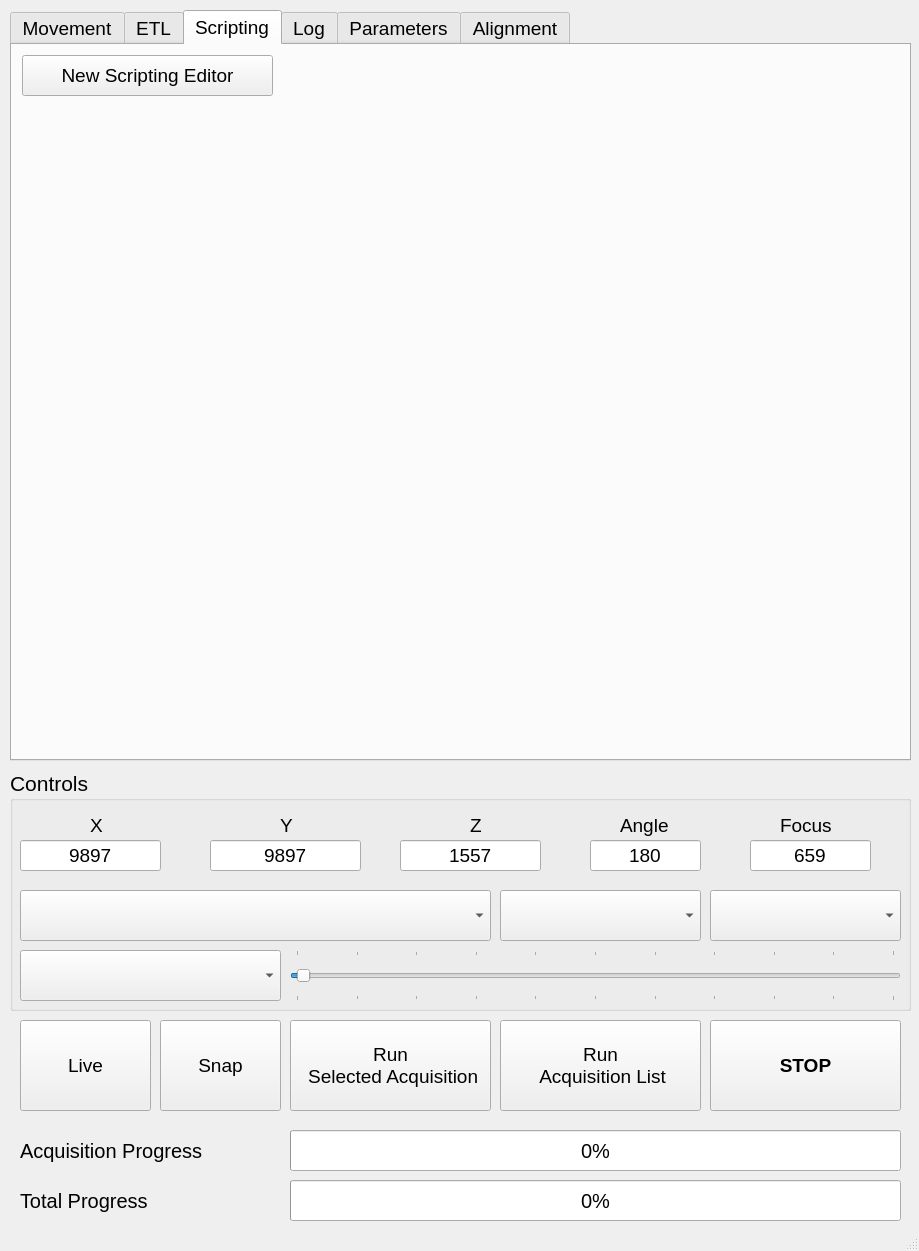
Qt form mesoSPIM/gui/mesoSPIM_MainWindow.ui (mesoSPIM/mesoSPIM-control) before a commit.
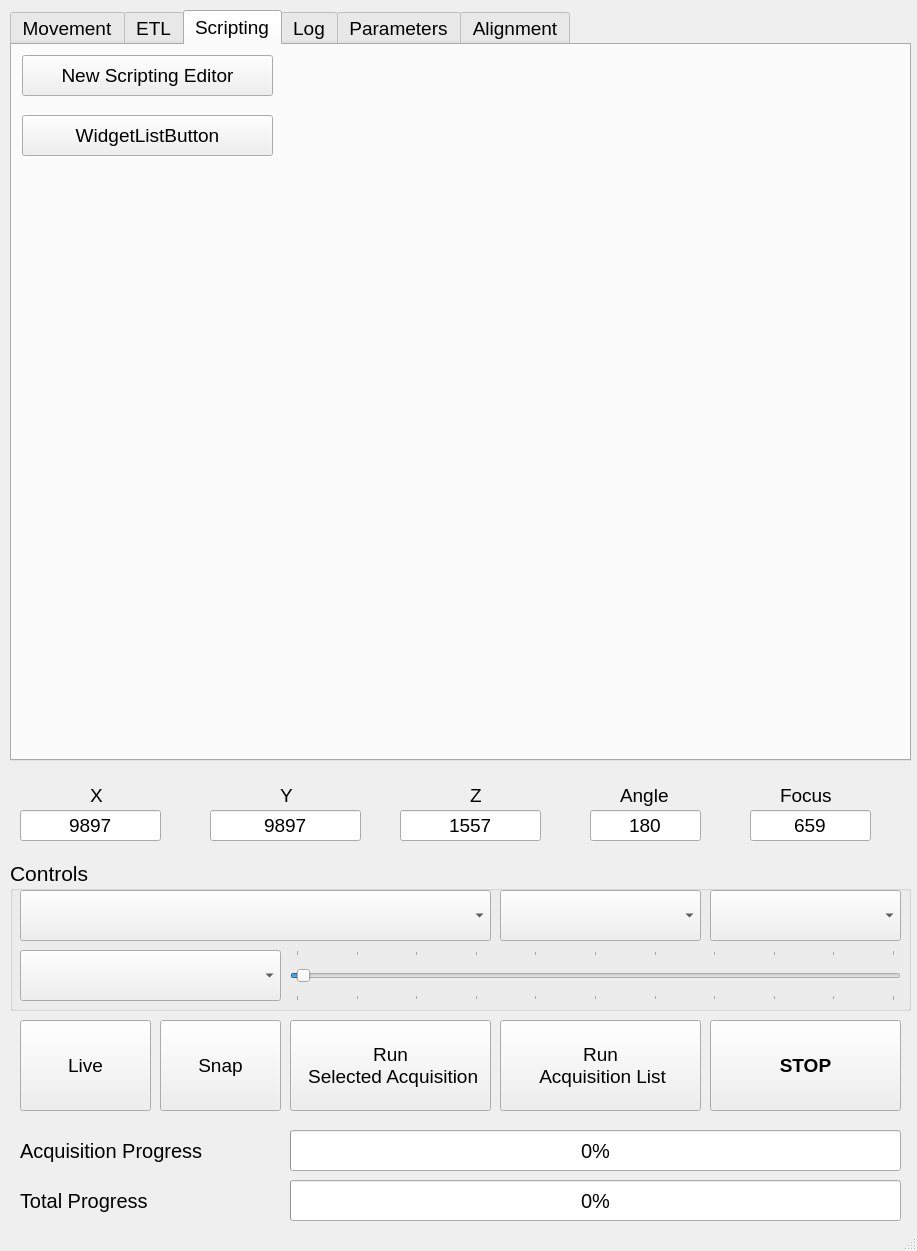
The same form after that commit. The open tabs and pages were chosen to show the change. Icons and pictures are not drawn.

Commit message: GUI update via Core for State changes enabled

```diff
--- a/mesoSPIM/gui/mesoSPIM_MainWindow.ui
+++ b/mesoSPIM/gui/mesoSPIM_MainWindow.ui
@@ -6,7 +6,7 @@
    <rect>
     <x>0</x>
     <y>0</y>
-    <width>919</width>
+    <width>917</width>
     <height>1251</height>
    </rect>
   </property>
@@ -17,7 +17,7 @@
    <property name="enabled">
     <bool>true</bool>
    </property>
-   <widget class="QTabWidget" name="tabWidget">
+   <widget class="QTabWidget" name="TabWidget">
     <property name="enabled">
      <bool>true</bool>
     </property>
@@ -43,7 +43,7 @@
     <property name="currentIndex">
      <number>0</number>
     </property>
-    <widget class="QWidget" name="tab">
+    <widget class="QWidget" name="MovementTabWidget">
      <attribute name="title">
       <string>Movement</string>
      </attribute>
@@ -817,7 +817,7 @@
       </property>
      </widget>
     </widget>
-    <widget class="QWidget" name="tab_3">
+    <widget class="QWidget" name="ETLTabWidget">
      <attribute name="title">
       <string>ETL</string>
      </attribute>
@@ -1162,7 +1162,7 @@
       </property>
      </widget>
     </widget>
-    <widget class="QWidget" name="tab_2">
+    <widget class="QWidget" name="ScriptingTabWidget">
      <attribute name="title">
       <string>Scripting</string>
      </attribute>
@@ -1188,13 +1188,35 @@
        <string>New Scripting Editor</string>
       </property>
      </widget>
+     <widget class="QPushButton" name="WidgetListPushButton">
+      <property name="enabled">
+       <bool>true</bool>
+      </property>
+      <property name="geometry">
+       <rect>
+        <x>10</x>
+        <y>70</y>
+        <width>251</width>
+        <height>41</height>
+       </rect>
+      </property>
+      <property name="font">
+       <font>
+        <weight>50</weight>
+        <bold>false</bold>
+       </font>
+      </property>
+      <property name="text">
+       <string>WidgetListButton</string>
+      </property>
+     </widget>
     </widget>
-    <widget class="QWidget" name="tab_4">
+    <widget class="QWidget" name="LogTabWidget">
      <attribute name="title">
       <string>Log</string>
      </attribute>
     </widget>
-    <widget class="QWidget" name="tab_7">
+    <widget class="QWidget" name="ParameterTabWidget">
      <attribute name="title">
       <string>Parameters</string>
      </attribute>
@@ -1277,7 +1299,7 @@
         <string>Line Interval</string>
        </property>
       </widget>
-      <widget class="QDoubleSpinBox" name="CameraExposureTimeSpinbox">
+      <widget class="QDoubleSpinBox" name="CameraExposureTimeSpinBox">
        <property name="enabled">
         <bool>true</bool>
        </property>
@@ -1305,7 +1327,7 @@
         <double>20.000000000000000</double>
        </property>
       </widget>
-      <widget class="QDoubleSpinBox" name="CameraLineIntervalSpinbox">
+      <widget class="QDoubleSpinBox" name="CameraLineIntervalSpinBox">
        <property name="enabled">
         <bool>true</bool>
        </property>
@@ -1800,7 +1822,7 @@
         <double>0.180000000000000</double>
        </property>
       </widget>
-      <widget class="QDoubleSpinBox" name="RightGalvoOffsetSpinbox">
+      <widget class="QDoubleSpinBox" name="RightGalvoOffsetSpinBox">
        <property name="enabled">
         <bool>true</bool>
        </property>
@@ -1828,7 +1850,7 @@
         <double>2.560000000000000</double>
        </property>
       </widget>
-      <widget class="QDoubleSpinBox" name="LeftGalvoOffsetSpinbox">
+      <widget class="QDoubleSpinBox" name="LeftGalvoOffsetSpinBox">
        <property name="enabled">
         <bool>true</bool>
        </property>
@@ -2284,7 +2306,7 @@
       </widget>
      </widget>
     </widget>
-    <widget class="QWidget" name="tab_6">
+    <widget class="QWidget" name="AlignmentTabWidget">
      <attribute name="title">
       <string>Alignment</string>
      </attribute>
@@ -2336,9 +2358,9 @@
     <property name="geometry">
      <rect>
       <x>10</x>
-      <y>770</y>
+      <y>860</y>
       <width>901</width>
-      <height>241</height>
+      <height>151</height>
      </rect>
     </property>
     <property name="sizePolicy">
@@ -2355,78 +2377,6 @@
     <property name="title">
      <string>Controls</string>
     </property>
-    <widget class="QLineEdit" name="Y_Position_Indicator">
-     <property name="geometry">
-      <rect>
-       <x>200</x>
-       <y>70</y>
-       <width>151</width>
-       <height>31</height>
-      </rect>
-     </property>
-     <property name="font">
-      <font>
-       <pointsize>14</pointsize>
-      </font>
-     </property>
-     <property name="accessibleName">
-      <string>X</string>
-     </property>
-     <property name="text">
-      <string>9897</string>
-     </property>
-     <property name="alignment">
-      <set>Qt::AlignCenter</set>
-     </property>
-     <property name="readOnly">
-      <bool>true</bool>
-     </property>
-    </widget>
-    <widget class="QLabel" name="label_3">
-     <property name="geometry">
-      <rect>
-       <x>80</x>
-       <y>40</y>
-       <width>16</width>
-       <height>31</height>
-      </rect>
-     </property>
-     <property name="font">
-      <font>
-       <pointsize>14</pointsize>
-      </font>
-     </property>
-     <property name="frameShape">
-      <enum>QFrame::NoFrame</enum>
-     </property>
-     <property name="frameShadow">
-      <enum>QFrame::Plain</enum>
-     </property>
-     <property name="lineWidth">
-      <number>0</number>
-     </property>
-     <property name="text">
-      <string>X</string>
-     </property>
-    </widget>
-    <widget class="QLabel" name="label_12">
-     <property name="geometry">
-      <rect>
-       <x>460</x>
-       <y>40</y>
-       <width>16</width>
-       <height>31</height>
-      </rect>
-     </property>
-     <property name="font">
-      <font>
-       <pointsize>14</pointsize>
-      </font>
-     </property>
-     <property name="text">
-      <string>Z </string>
-     </property>
-    </widget>
     <widget class="QComboBox" name="FilterComboBox">
      <property name="enabled">
       <bool>true</bool>
@@ -2434,7 +2384,7 @@
      <property name="geometry">
       <rect>
        <x>10</x>
-       <y>120</y>
+       <y>30</y>
        <width>471</width>
        <height>51</height>
       </rect>
@@ -2445,36 +2395,6 @@
       </font>
      </property>
     </widget>
-    <widget class="QLineEdit" name="Rotation_Position_Indicator">
-     <property name="enabled">
-      <bool>true</bool>
-     </property>
-     <property name="geometry">
-      <rect>
-       <x>580</x>
-       <y>70</y>
-       <width>111</width>
-       <height>31</height>
-      </rect>
-     </property>
-     <property name="font">
-      <font>
-       <pointsize>14</pointsize>
-      </font>
-     </property>
-     <property name="accessibleName">
-      <string>X</string>
-     </property>
-     <property name="text">
-      <string>180</string>
-     </property>
-     <property name="alignment">
-      <set>Qt::AlignCenter</set>
-     </property>
-     <property name="readOnly">
-      <bool>true</bool>
-     </property>
-    </widget>
     <widget class="QComboBox" name="LaserComboBox">
      <property name="enabled">
       <bool>true</bool>
@@ -2482,7 +2402,7 @@
      <property name="geometry">
       <rect>
        <x>10</x>
-       <y>180</y>
+       <y>90</y>
        <width>261</width>
        <height>51</height>
       </rect>
@@ -2500,7 +2420,7 @@
      <property name="geometry">
       <rect>
        <x>700</x>
-       <y>120</y>
+       <y>30</y>
        <width>191</width>
        <height>51</height>
       </rect>
@@ -2511,78 +2431,6 @@
       </font>
      </property>
     </widget>
-    <widget class="QLineEdit" name="X_Position_Indicator">
-     <property name="geometry">
-      <rect>
-       <x>10</x>
-       <y>70</y>
-       <width>141</width>
-       <height>31</height>
-      </rect>
-     </property>
-     <property name="font">
-      <font>
-       <pointsize>14</pointsize>
-      </font>
-     </property>
-     <property name="accessibleName">
-      <string>X</string>
-     </property>
-     <property name="text">
-      <string>9897</string>
-     </property>
-     <property name="alignment">
-      <set>Qt::AlignCenter</set>
-     </property>
-     <property name="readOnly">
-      <bool>true</bool>
-     </property>
-    </widget>
-    <widget class="QLabel" name="label_11">
-     <property name="geometry">
-      <rect>
-       <x>270</x>
-       <y>40</y>
-       <width>16</width>
-       <height>31</height>
-      </rect>
-     </property>
-     <property name="font">
-      <font>
-       <pointsize>14</pointsize>
-      </font>
-     </property>
-     <property name="text">
-      <string>Y</string>
-     </property>
-    </widget>
-    <widget class="QLineEdit" name="Z_Position_Indicator">
-     <property name="geometry">
-      <rect>
-       <x>390</x>
-       <y>70</y>
-       <width>141</width>
-       <height>31</height>
-      </rect>
-     </property>
-     <property name="font">
-      <font>
-       <pointsize>14</pointsize>
-      </font>
-     </property>
-     <property name="accessibleName">
-      <string>X</string>
-     </property>
-     <property name="text">
-      <string>1557</string>
-     </property>
-     <property name="alignment">
-      <set>Qt::AlignCenter</set>
-     </property>
-     <property name="readOnly">
-      <bool>true</bool>
-     </property>
-    </widget>
     <widget class="QComboBox" name="ZoomComboBox">
      <property name="enabled">
       <bool>true</bool>
@@ -2590,7 +2438,7 @@
      <property name="geometry">
       <rect>
        <x>490</x>
-       <y>120</y>
+       <y>30</y>
        <width>201</width>
        <height>51</height>
       </rect>
@@ -2601,29 +2449,11 @@
       </font>
      </property>
     </widget>
-    <widget class="QLabel" name="label_5">
-     <property name="geometry">
-      <rect>
-       <x>610</x>
-       <y>40</y>
-       <width>61</width>
-       <height>31</height>
-      </rect>
-     </property>
-     <property name="font">
-      <font>
-       <pointsize>14</pointsize>
-      </font>
-     </property>
-     <property name="text">
-      <string>Angle</string>
-     </property>
-    </widget>
     <widget class="QSlider" name="LaserIntensitySlider">
      <property name="geometry">
       <rect>
        <x>280</x>
-       <y>180</y>
+       <y>90</y>
        <width>611</width>
        <height>51</height>
       </rect>
@@ -2656,51 +2486,6 @@
       <number>10</number>
      </property>
     </widget>
-    <widget class="QLineEdit" name="Focus_Position_Indicator">
-     <property name="geometry">
-      <rect>
-       <x>740</x>
-       <y>70</y>
-       <width>121</width>
-       <height>31</height>
-      </rect>
-     </property>
-     <property name="font">
-      <font>
-       <pointsize>14</pointsize>
-      </font>
-     </property>
-     <property name="accessibleName">
-      <string>X</string>
-     </property>
-     <property name="text">
-      <string>659</string>
-     </property>
-     <property name="alignment">
-      <set>Qt::AlignCenter</set>
-     </property>
-     <property name="readOnly">
-      <bool>true</bool>
-     </property>
-    </widget>
-    <widget class="QLabel" name="label_4">
-     <property name="geometry">
-      <rect>
-       <x>770</x>
-       <y>40</y>
-       <width>61</width>
-       <height>31</height>
-      </rect>
-     </property>
-     <property name="font">
-      <font>
-       <pointsize>14</pointsize>
-      </font>
-     </property>
-     <property name="text">
-      <string>Focus</string>
-     </property>
-    </widget>
    </widget>
    <widget class="QLabel" name="label_6">
     <property name="geometry">
@@ -2902,6 +2687,243 @@
      <set>Qt::AlignCenter</set>
     </property>
    </widget>
+   <widget class="QLineEdit" name="Focus_Position_Indicator">
+    <property name="geometry">
+     <rect>
+      <x>750</x>
+      <y>810</y>
+      <width>121</width>
+      <height>31</height>
+     </rect>
+    </property>
+    <property name="font">
+     <font>
+      <pointsize>14</pointsize>
+     </font>
+    </property>
+    <property name="accessibleName">
+     <string>X</string>
+    </property>
+    <property name="text">
+     <string>659</string>
+    </property>
+    <property name="alignment">
+     <set>Qt::AlignCenter</set>
+    </property>
+    <property name="readOnly">
+     <bool>true</bool>
+    </property>
+   </widget>
+   <widget class="QLineEdit" name="Z_Position_Indicator">
+    <property name="geometry">
+     <rect>
+      <x>400</x>
+      <y>810</y>
+      <width>141</width>
+      <height>31</height>
+     </rect>
+    </property>
+    <property name="font">
+     <font>
+      <pointsize>14</pointsize>
+     </font>
+    </property>
+    <property name="accessibleName">
+     <string>X</string>
+    </property>
+    <property name="text">
+     <string>1557</string>
+    </property>
+    <property name="alignment">
+     <set>Qt::AlignCenter</set>
+    </property>
+    <property name="readOnly">
+     <bool>true</bool>
+    </property>
+   </widget>
+   <widget class="QLabel" name="label_3">
+    <property name="geometry">
+     <rect>
+      <x>90</x>
+      <y>780</y>
+      <width>16</width>
+      <height>31</height>
+     </rect>
+    </property>
+    <property name="font">
+     <font>
+      <pointsize>14</pointsize>
+     </font>
+    </property>
+    <property name="frameShape">
+     <enum>QFrame::NoFrame</enum>
+    </property>
+    <property name="frameShadow">
+     <enum>QFrame::Plain</enum>
+    </property>
+    <property name="lineWidth">
+     <number>0</number>
+    </property>
+    <property name="text">
+     <string>X</string>
+    </property>
+   </widget>
+   <widget class="QLabel" name="label_11">
+    <property name="geometry">
+     <rect>
+      <x>280</x>
+      <y>780</y>
+      <width>16</width>
+      <height>31</height>
+     </rect>
+    </property>
+    <property name="font">
+     <font>
+      <pointsize>14</pointsize>
+     </font>
+    </property>
+    <property name="text">
+     <string>Y</string>
+    </property>
+   </widget>
+   <widget class="QLabel" name="label_5">
+    <property name="geometry">
+     <rect>
+      <x>620</x>
+      <y>780</y>
+      <width>61</width>
+      <height>31</height>
+     </rect>
+    </property>
+    <property name="font">
+     <font>
+      <pointsize>14</pointsize>
+     </font>
+    </property>
+    <property name="text">
+     <string>Angle</string>
+    </property>
+   </widget>
+   <widget class="QLineEdit" name="X_Position_Indicator">
+    <property name="geometry">
+     <rect>
+      <x>20</x>
+      <y>810</y>
+      <width>141</width>
+      <height>31</height>
+     </rect>
+    </property>
+    <property name="font">
+     <font>
+      <pointsize>14</pointsize>
+     </font>
+    </property>
+    <property name="accessibleName">
+     <string>X</string>
+    </property>
+    <property name="text">
+     <string>9897</string>
+    </property>
+    <property name="alignment">
+     <set>Qt::AlignCenter</set>
+    </property>
+    <property name="readOnly">
+     <bool>true</bool>
+    </property>
+   </widget>
+   <widget class="QLineEdit" name="Rotation_Position_Indicator">
+    <property name="enabled">
+     <bool>true</bool>
+    </property>
+    <property name="geometry">
+     <rect>
+      <x>590</x>
+      <y>810</y>
+      <width>111</width>
+      <height>31</height>
+     </rect>
+    </property>
+    <property name="font">
+     <font>
+      <pointsize>14</pointsize>
+     </font>
+    </property>
+    <property name="accessibleName">
+     <string>X</string>
+    </property>
+    <property name="text">
+     <string>180</string>
+    </property>
+    <property name="alignment">
+     <set>Qt::AlignCenter</set>
+    </property>
+    <property name="readOnly">
+     <bool>true</bool>
+    </property>
+   </widget>
+   <widget class="QLabel" name="label_12">
+    <property name="geometry">
+     <rect>
+      <x>470</x>
+      <y>780</y>
+      <width>16</width>
+      <height>31</height>
+     </rect>
+    </property>
+    <property name="font">
+     <font>
+      <pointsize>14</pointsize>
+     </font>
+    </property>
+    <property name="text">
+     <string>Z </string>
+    </property>
+   </widget>
+   <widget class="QLineEdit" name="Y_Position_Indicator">
+    <property name="geometry">
+     <rect>
+      <x>210</x>
+      <y>810</y>
+      <width>151</width>
+      <height>31</height>
+     </rect>
+    </property>
+    <property name="font">
+     <font>
+      <pointsize>14</pointsize>
+     </font>
+    </property>
+    <property name="accessibleName">
+     <string>X</string>
+    </property>
+    <property name="text">
+     <string>9897</string>
+    </property>
+    <property name="alignment">
+     <set>Qt::AlignCenter</set>
+    </property>
+    <property name="readOnly">
+     <bool>true</bool>
+    </property>
+   </widget>
+   <widget class="QLabel" name="label_4">
+    <property name="geometry">
+     <rect>
+      <x>780</x>
+      <y>780</y>
+      <width>61</width>
+      <height>31</height>
+     </rect>
+    </property>
+    <property name="font">
+     <font>
+      <pointsize>14</pointsize>
+     </font>
+    </property>
+    <property name="text">
+     <string>Focus</string>
+    </property>
+   </widget>
   </widget>
   <widget class="QStatusBar" name="statusbar">
    <property name="font">
```
The commit also changes 6 other files.
